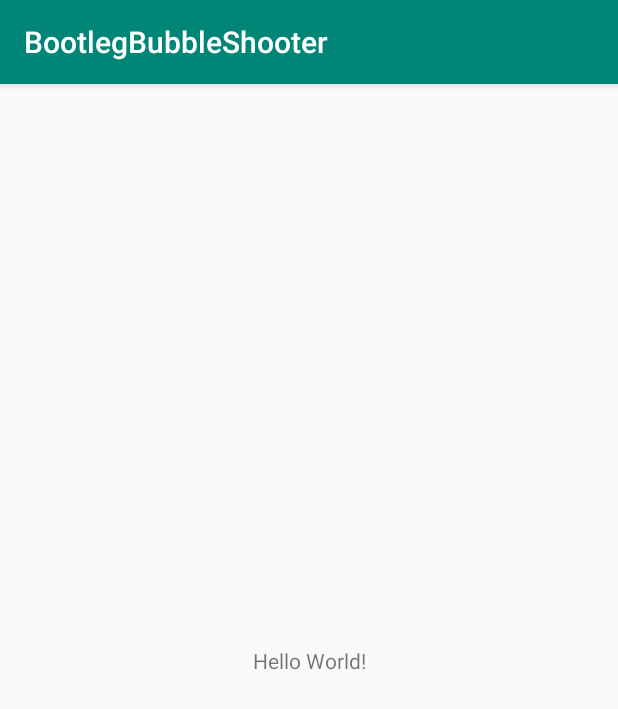
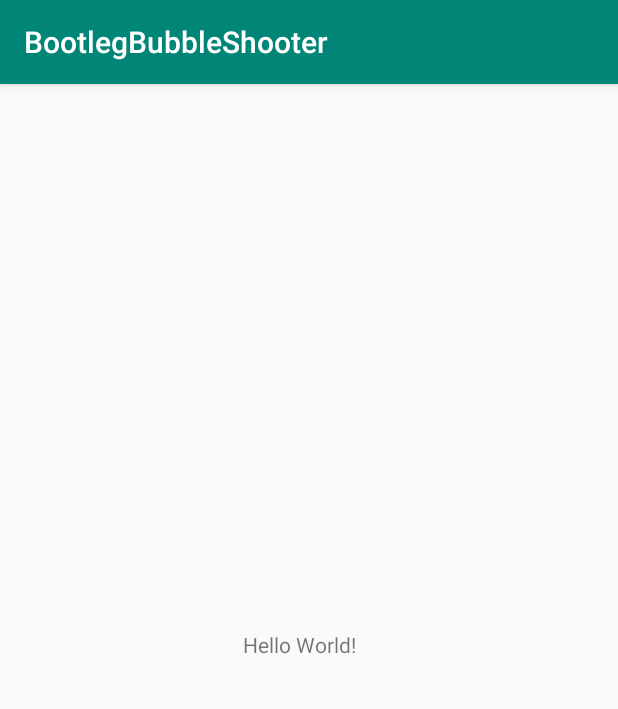
Before and after one commit to samau2000/MemoryLeak2.0, an Android app: the screen it shows after launch (MainActivity), on a phone screen of 412 x 824 dp. Shown: the top 709 px of the screen. Run offline under Robolectric (Android 15) with nearby library versions, the phone set to English and light mode, and no system bars.

Commit message:
commit 10:22 pm

```diff
--- a/BootlegBubbleShooter/app/src/main/AndroidManifest.xml
+++ b/BootlegBubbleShooter/app/src/main/AndroidManifest.xml
@@ -18,4 +18,6 @@
         </activity>
     </application>
 
+
+
 </manifest>
--- a/BootlegBubbleShooter/app/src/main/java/com/example/bootlegbubbleshooter/MainActivity.java
+++ b/BootlegBubbleShooter/app/src/main/java/com/example/bootlegbubbleshooter/MainActivity.java
@@ -12,4 +12,4 @@ public class MainActivity extends AppCompatActivity {
         setContentView(R.layout.activity_main);
     }
 }
-//Julia's comment
+//Daniel's comment
--- a/BootlegBubbleShooter/app/src/main/res/layout/activity_main.xml
+++ b/BootlegBubbleShooter/app/src/main/res/layout/activity_main.xml
@@ -7,12 +7,14 @@
     tools:context=".MainActivity">
 
     <TextView
-        android:layout_width="wrap_content"
-        android:layout_height="wrap_content"
+        android:id="@+id/textView"
+        android:layout_width="88dp"
+        android:layout_height="40dp"
         android:text="Hello World!"
         app:layout_constraintBottom_toBottomOf="parent"
-        app:layout_constraintLeft_toLeftOf="parent"
-        app:layout_constraintRight_toRightOf="parent"
+        app:layout_constraintEnd_toEndOf="parent"
+        app:layout_constraintHorizontal_bias="0.5"
+        app:layout_constraintStart_toStartOf="parent"
         app:layout_constraintTop_toTopOf="parent" />
 
 </androidx.constraintlayout.widget.ConstraintLayout>
```
